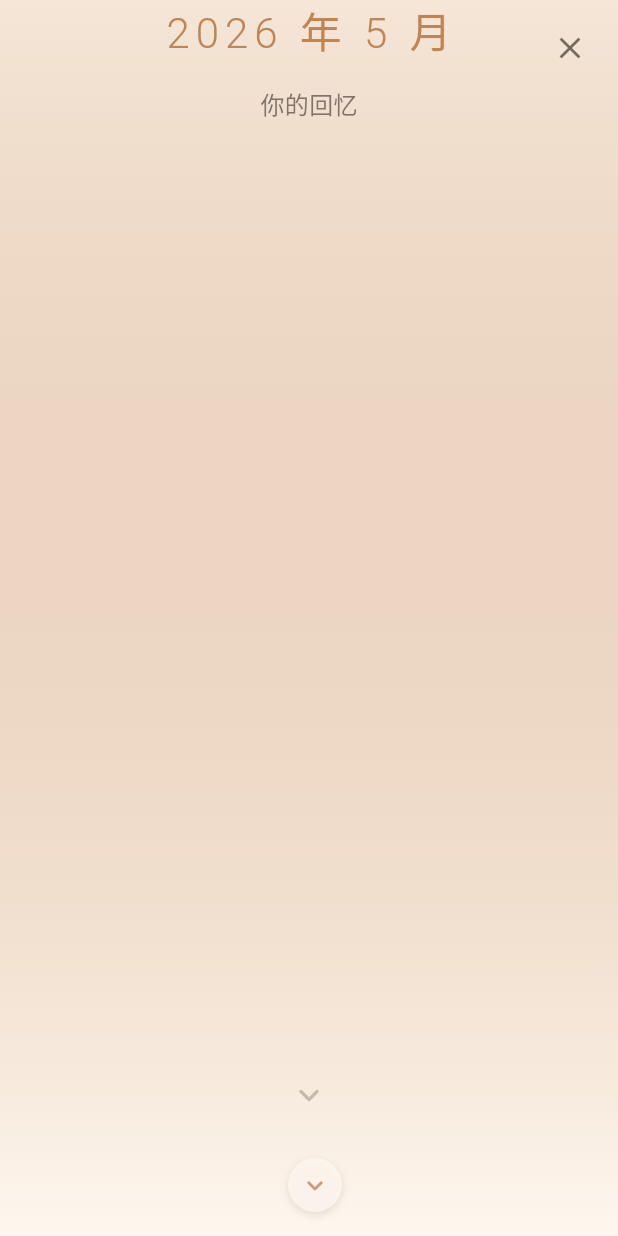
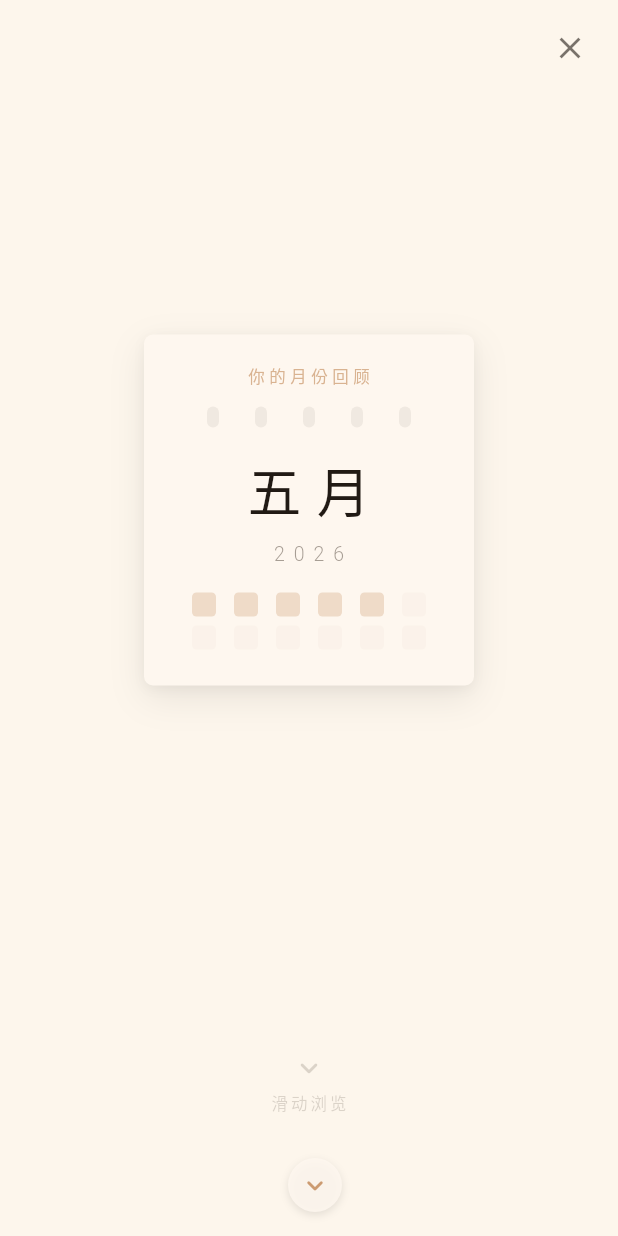
Before and after one commit to DJamYong/RePhoto, a Flutter app: the screen it shows after launch, on a phone screen of 412 x 824 dp. Run offline on Flutter 3.47's test engine with Material 3 defaults, Android fonts, the phone set to English and light mode, and no system bars; our stand-ins replace flutter_riverpod, google_fonts, shared_preferences, sqflite; missing offline and left inert: exif, photo_manager; accounts and stored records are empty.

Commit message:
回忆合集欢迎页样式调整

```diff
--- a/lib/pages/monthly_review_page.dart
+++ b/lib/pages/monthly_review_page.dart
@@ -167,31 +167,147 @@ class _CoverPage extends StatelessWidget {
 
   @override
   Widget build(BuildContext context) {
-    return Container(
+    final mn = month >= 1 && month <= 12
+        ? ['', '一月', '二月', '三月', '四月', '五月', '六月', '七月', '八月', '九月', '十月', '十一月', '十二月'][month]
+        : '$month月';
+    final isDark = Theme.of(context).brightness == Brightness.dark;
+    final bgColor = isDark ? cs.surface : const Color(0xFFFDF6EC);
+    return Stack(
+      children: [
+        // 背景装饰圆
+        Positioned(top: -60, right: -40,
+          child: Container(width: 200, height: 200,
+            decoration: BoxDecoration(shape: BoxShape.circle,
+                color: cs.primary.withValues(alpha: 0.06)),
+          ),
+        ),
+        Positioned(bottom: 80, left: -50,
+          child: Container(width: 150, height: 150,
+            decoration: BoxDecoration(shape: BoxShape.circle,
+                color: cs.primary.withValues(alpha: 0.04)),
+          ),
+        ),
+        Positioned(top: 200, left: 30,
+          child: Container(width: 60, height: 60,
+            decoration: BoxDecoration(shape: BoxShape.circle,
+                color: cs.primary.withValues(alpha: 0.05)),
+          ),
+        ),
+        Container(
           decoration: BoxDecoration(
             gradient: LinearGradient(
               begin: Alignment.topCenter,
               end: Alignment.bottomCenter,
-          colors: [cs.primary.withValues(alpha: 0.15), cs.surface],
+              colors: [bgColor, bgColor],
             ),
           ),
           child: SafeArea(
             child: Padding(
               padding: const EdgeInsets.only(bottom: 56),
               child: Column(
+                children: [
+                  const Spacer(),
+                  // 纸质日历卡片
+                  Center(
+                    child: Container(
+                      width: 220,
+                      padding: const EdgeInsets.only(top: 20, bottom: 24),
+                      decoration: BoxDecoration(
+                        color: cs.surface,
+                        borderRadius: BorderRadius.circular(6),
+                        boxShadow: [
+                          BoxShadow(
+                            color: Colors.black.withValues(alpha: 0.08),
+                            blurRadius: 20,
+                            offset: const Offset(0, 8),
+                          ),
+                          BoxShadow(
+                            color: Colors.black.withValues(alpha: 0.04),
+                            blurRadius: 6,
+                            offset: const Offset(0, 2),
+                          ),
+                        ],
+                      ),
+                      child: Column(
+                        mainAxisSize: MainAxisSize.min,
+                        children: [
+                          // 日历头部文字
+                          Padding(
+                            padding: const EdgeInsets.only(bottom: 12),
+                            child: Text('你的月份回顾', style: TextStyle(fontSize: 11, fontWeight: FontWeight.w500,
+                                color: cs.primary.withValues(alpha: 0.6), letterSpacing: 3)),
+                          ),
+                          // 装订环
+                          Padding(
+                            padding: const EdgeInsets.only(bottom: 16),
+                            child: Row(
                               mainAxisAlignment: MainAxisAlignment.center,
+                              children: List.generate(5, (i) => Container(
+                                width: 8, height: 14,
+                                margin: EdgeInsets.symmetric(horizontal: 12),
+                                decoration: BoxDecoration(
+                                  color: cs.onSurfaceVariant.withValues(alpha: 0.08),
+                                  borderRadius: BorderRadius.circular(4),
+                                ),
+                              )),
+                            ),
+                          ),
+                          // 月份
+                          Text(mn, style: TextStyle(fontSize: 36, fontWeight: FontWeight.w300,
+                              color: cs.onSurface, letterSpacing: 10)),
+                          const SizedBox(height: 8),
+                          // 年份
+                          Text('$year', style: TextStyle(fontSize: 13, fontWeight: FontWeight.w300,
+                              color: cs.onSurfaceVariant.withValues(alpha: 0.5), letterSpacing: 6)),
+                          const SizedBox(height: 16),
+                          // 月份进度条（12 个月份，每行 6 个，已过月份点亮）
+                          Padding(
+                            padding: const EdgeInsets.symmetric(horizontal: 20),
+                            child: Column(
+                              mainAxisSize: MainAxisSize.min,
+                              children: [0, 6].map((start) => Padding(
+                                padding: start > 0 ? const EdgeInsets.only(top: 6) : EdgeInsets.zero,
+                                child: Row(
+                                  mainAxisAlignment: MainAxisAlignment.spaceEvenly,
+                                  children: List.generate(6, (j) {
+                                    final i = start + j;
+                                    return Container(
+                                      width: 16, height: 16,
+                                      decoration: BoxDecoration(
+                                        color: i < month
+                                            ? cs.primary.withValues(alpha: 0.25)
+                                            : cs.surfaceContainerHighest.withValues(alpha: 0.2),
+                                        borderRadius: BorderRadius.circular(3),
+                                      ),
+                                    );
+                                  }),
+                                ),
+                              )).toList(),
+                            ),
+                          ),
+                        ],
+                      ),
+                    ),
+                  ),
+                  const SizedBox(height: 20),
+                  const Spacer(),
+                  // 底部提示
+                  Column(
                     children: [
-              Text('$year 年 $month 月',
-                style: TextStyle(fontSize: 28, fontWeight: FontWeight.w300, color: cs.primary, letterSpacing: 4)),
-            const SizedBox(height: 16),
-            Text('你的回忆', style: TextStyle(fontSize: 16, color: cs.onSurfaceVariant.withValues(alpha: 0.7))),
-            const Spacer(),
-            Icon(Icons.keyboard_arrow_down_rounded, size: 28, color: cs.onSurfaceVariant.withValues(alpha: 0.3)),
+                      Icon(Icons.keyboard_arrow_down_rounded, size: 24,
+                          color: cs.onSurfaceVariant.withValues(alpha: 0.2)),
+                      const SizedBox(height: 4),
+                      Text('滑动浏览', style: TextStyle(fontSize: 11,
+                          color: cs.onSurfaceVariant.withValues(alpha: 0.2), letterSpacing: 2)),
+                    ],
+                  ),
                   const SizedBox(height: 24),
                 ],
               ),
             ),
           ),
+        ),
+      ],
     );
   }
 }
```
Lines whose indentation alone changed are shown as unchanged.
